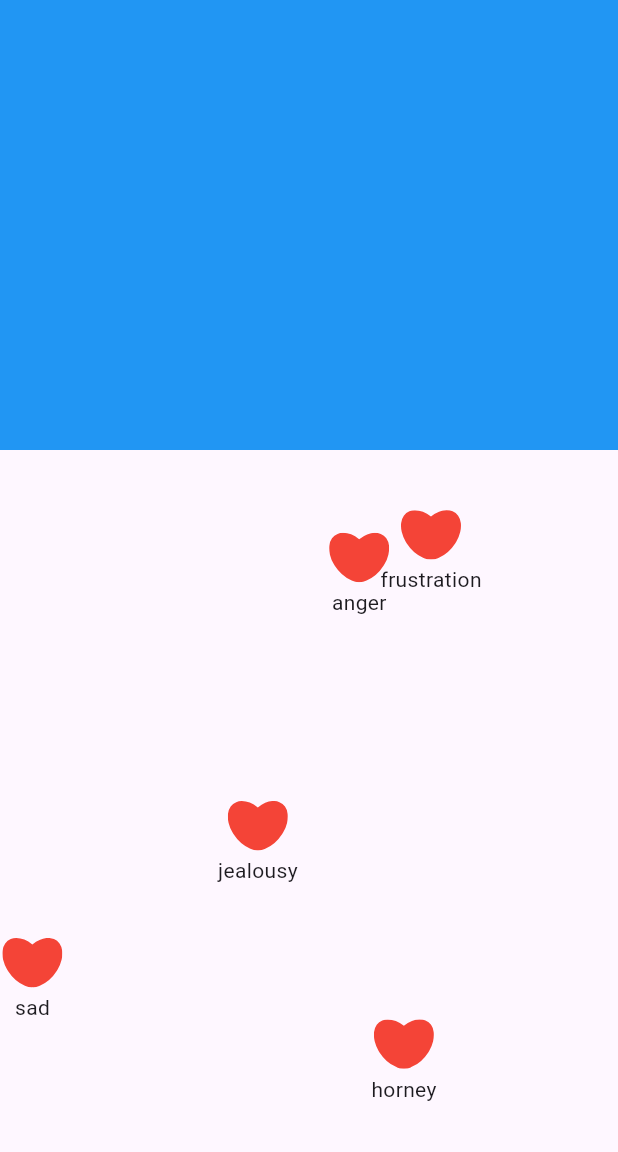
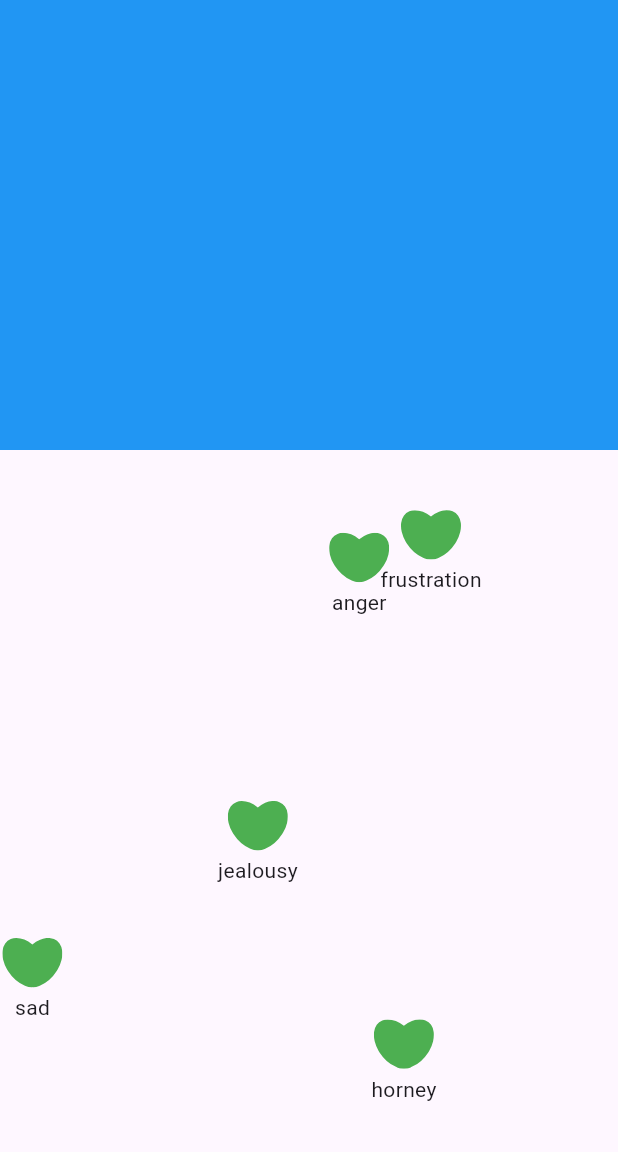
Before and after one commit to ChrisBriant/flutter_scattertest, a Flutter app: the screen it shows after launch, on a phone screen of 412 x 824 dp, the part 84-1236 px from its top. Run offline on Flutter 3.47's test engine with Material 3 defaults, Android fonts, the phone set to English and light mode, and no system bars; our stand-ins replace flutter_svg.

Commit message:
Added random colors

```diff
--- a/lib/screens/homescreen.dart
+++ b/lib/screens/homescreen.dart
@@ -266,27 +266,33 @@ class DragableEmotion extends StatefulWidget {
 }
 
 class _DragableEmotionState extends State<DragableEmotion> {
+  late Color _randomColor;
+
+  @override
+  void initState() {
+    super.initState();
+    List<Color> colors = [
+      Colors.red,
+      Colors.blue,
+      Colors.green,
+      Colors.purple,
+      Colors.yellow,
+      Colors.orange,
+      Colors.pink
+    ];
+    Random random = Random();
+    int randColorIdx = random.nextInt(colors.length);
+    _randomColor = colors[randColorIdx];
+    print('Random Color ${_randomColor.toString()}');
+  }
+
   @override
   Widget build(BuildContext context) {
     return Positioned(
       top: widget.top,
       left: widget.left,
       child: Draggable(
-        child: Column(
-          children: [
-            SvgPicture.asset(
-              'assets/heart.svg',
-              colorFilter: ColorFilter.mode(
-                Colors.red, // Change this to your desired color
-                BlendMode.srcIn, // This mode applies the color to the SVG
-              ),
-              width: 40,
-              height: 40,
-            ),
-            Text(widget.name),
-          ],
-        ),
-        feedback: Column(
+          feedback: Column(
           children: [
             SvgPicture.asset(
               'assets/heart.svg',
@@ -300,6 +306,21 @@ class _DragableEmotionState extends State<DragableEmotion> {
         onDraggableCanceled: (velocity, offset) {
           widget.draggedAction(offset,widget.name,widget.offsetY);
         },
+        child: Column(
+          children: [
+            SvgPicture.asset(
+              'assets/heart.svg',
+              colorFilter: ColorFilter.mode(
+                _randomColor, // Change this to your desired color
+                BlendMode.srcIn, // This mode applies the color to the SVG
+              ),
+              width: 40,
+              height: 40,
+            ),
+            Text(widget.name),
+          ],
+        ),
+
       ),
     );
   }
```
